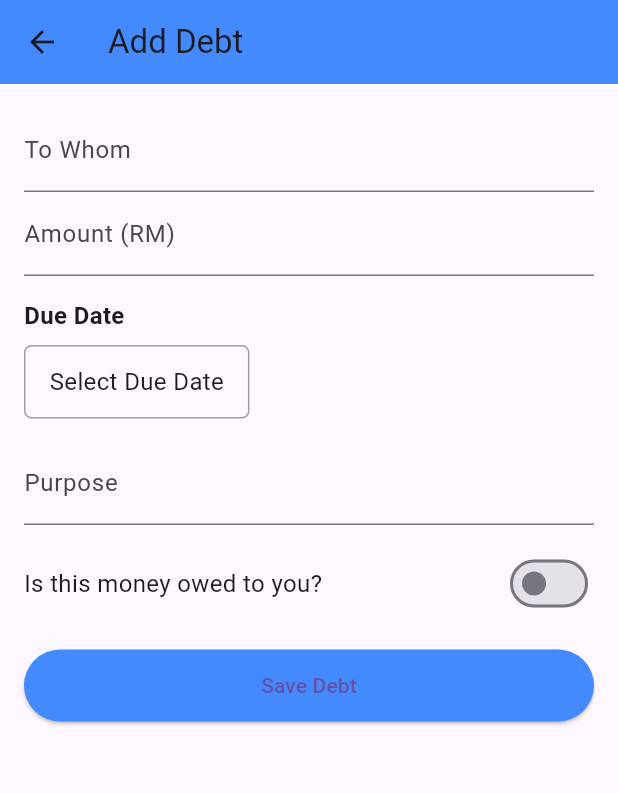
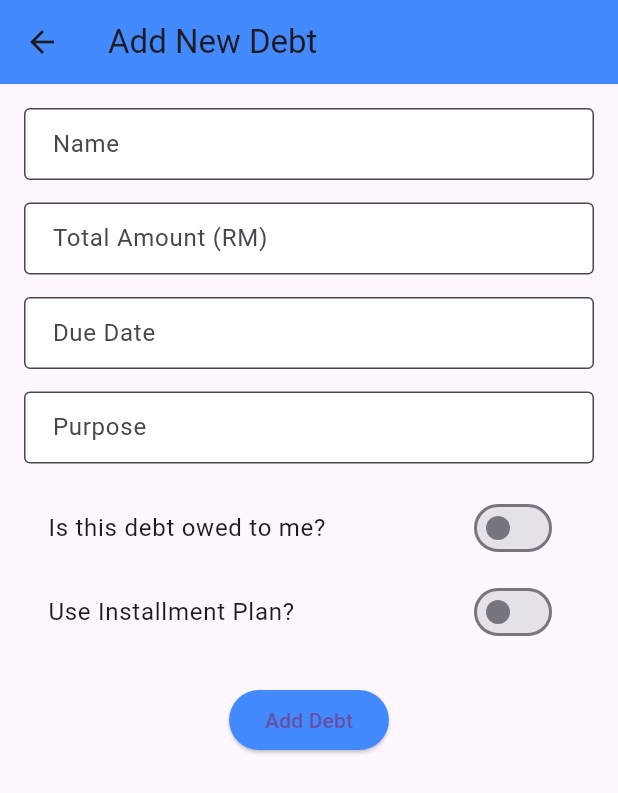
Before and after one commit to zulbiasa/debt_plus, a Flutter app: the AddDebtPage screen opened directly, on a phone screen of 412 x 824 dp. Shown: the top 793 px of the screen. Run offline on Flutter 3.47's test engine with Material 3 defaults, Android fonts, the phone set to English and light mode, and no system bars; our stand-ins replace fl_chart, hive, hive_flutter; accounts and stored records are empty.

Commit message:
second commit

```diff
--- a/lib/models/debt.dart
+++ b/lib/models/debt.dart
@@ -1,14 +1,16 @@
 import 'package:hive/hive.dart';
+
+import 'installment.dart';
 
 part 'debt.g.dart';
 
 @HiveType(typeId: 0)
-class Debt {
+class Debt extends HiveObject {
   @HiveField(0)
   String name;
 
   @HiveField(1)
-  double amount;
+  double amount; // The original total amount of the debt
 
   @HiveField(2)
   String dueDate;
@@ -16,11 +18,20 @@ class Debt {
   @HiveField(3)
   String purpose;
 
-  @HiveField(5)
+  @HiveField(4)
   bool isOwedToMe;
 
-  @HiveField(6)
+  @HiveField(5)
   bool isCompleted;
+
+  @HiveField(6, defaultValue: false)
+  bool isInstallment;
+
+  @HiveField(7)
+  List<Installment>? installments; // List of installment payments
+
+  @HiveField(8)
+  double paidAmount; // For flexible payments (how much has been paid)
 
   Debt({
     required this.name,
@@ -28,6 +39,11 @@ class Debt {
     required this.dueDate,
     required this.purpose,
     required this.isOwedToMe,
-    this.isCompleted = false,
+    required this.isCompleted,
+    this.isInstallment = false,
+    this.installments,
+    this.paidAmount = 0.0, // Default to 0
   });
+
+  double get remainingAmount => amount - paidAmount;
 }
--- /dev/null
+++ b/lib/models/installment.dart
@@ -0,0 +1,21 @@
+import 'package:hive/hive.dart';
+
+part 'installment.g.dart';
+
+@HiveType(typeId: 1)
+class Installment extends HiveObject {
+  @HiveField(0)
+  double amount;
+
+  @HiveField(1)
+  String dueDate;
+
+  @HiveField(2, defaultValue: false)
+  bool isPaid;
+
+  Installment({
+    required this.amount,
+    required this.dueDate,
+    this.isPaid = false,
+  });
+}
--- a/lib/screens/add_debt_page.dart
+++ b/lib/screens/add_debt_page.dart
@@ -1,7 +1,9 @@
 import 'package:flutter/material.dart';
 import 'package:hive/hive.dart';
+import '../main.dart';
+import '../models/debt.dart';
+import '../models/installment.dart';
 import 'package:intl/intl.dart';
-import '../models/debt.dart';
 
 class AddDebtPage extends StatefulWidget {
   @override
@@ -10,184 +12,237 @@ class AddDebtPage extends StatefulWidget {
 
 class _AddDebtPageState extends State<AddDebtPage> {
   final _formKey = GlobalKey<FormState>();
-  late Box<Debt> debtBox;
 
   final TextEditingController _nameController = TextEditingController();
   final TextEditingController _amountController = TextEditingController();
+  final TextEditingController _dueDateController = TextEditingController();
   final TextEditingController _purposeController = TextEditingController();
+  final TextEditingController _monthsController = TextEditingController();
 
-  DateTime? _selectedDate;
   bool _isOwedToMe = false;
+  bool _isInstallment = false;
+  List<Installment> _installments = [];
+  List<String> _suggestedNames = []; // Store name suggestions
 
-  List<String> _matchingNames = []; // Store filtered names
+  Future<void> _pickDueDate(BuildContext context) async {
+    DateTime? selectedDate = await showDatePicker(
+      context: context,
+      initialDate: DateTime.now(),
+      firstDate: DateTime(2000),
+      lastDate: DateTime(2100),
+    );
 
-  @override
-  void initState() {
-    super.initState();
-    _openBox();
-    _nameController.addListener(_filterNames); // Listen for name changes
+    if (selectedDate != null) {
+      setState(() {
+        _dueDateController.text = formatDate(selectedDate.toIso8601String());
+      });
+    }
   }
 
-  @override
-  void dispose() {
-    _nameController.removeListener(_filterNames);
-    _nameController.dispose();
-    _amountController.dispose();
-    _purposeController.dispose();
-    super.dispose();
-  }
-
-  void _openBox() async {
-    debtBox = await Hive.openBox<Debt>('debts');
-    setState(() {});
-  }
-
-  void _filterNames() {
-    final input = _nameController.text.toLowerCase();
-
+  void _fetchNameSuggestions(String input) {
     if (input.isEmpty) {
       setState(() {
-        _matchingNames = [];
+        _suggestedNames = [];
       });
       return;
     }
 
-    final pastNames = debtBox.values.map((debt) => debt.name).toSet().toList();
+    final debtBox = Hive.box<Debt>('debts');
+    final names = debtBox.values.map((debt) => debt.name).toSet().toList();
 
     setState(() {
-      _matchingNames = pastNames
-          .where((name) => name.toLowerCase().contains(input))
+      _suggestedNames = names
+          .where((name) => name.toLowerCase().startsWith(input.toLowerCase()))
           .toList();
     });
   }
 
-  Future<void> _pickDate(BuildContext context) async {
-    final DateTime? picked = await showDatePicker(
-      context: context,
-      initialDate: DateTime.now(),
-      firstDate: DateTime.now(),
-      lastDate: DateTime(2100),
-    );
-    if (picked != null) {
-      setState(() {
-        _selectedDate = picked;
-      });
-    }
+  void _generateInstallments(int months) {
+    _installments.clear();
+    if (months <= 0) return;
+
+    DateTime startDate = DateTime.now();
+
+    for (int i = 0; i < months; i++) {
+      DateTime dueDate = DateTime(startDate.year, startDate.month + i + 1, startDate.day);
+      _installments.add(Installment(amount: 0.0, dueDate: DateFormat('dd/MM/yyyy').format(dueDate)));
     }
 
-  void _addDebt() {
-    if (_formKey.currentState!.validate() && _selectedDate != null) {
+    setState(() {});
+  }
+
+  void _submitDebt() async {
+    if (_formKey.currentState!.validate()) {
+      double totalAmount = double.tryParse(_amountController.text) ?? 0.0;
+
       final newDebt = Debt(
         name: _nameController.text,
-        amount: double.parse(_amountController.text),
-        dueDate: DateFormat('dd MMM yyyy').format(_selectedDate!),
+        amount: totalAmount,
+        dueDate: _dueDateController.text,
         purpose: _purposeController.text,
         isOwedToMe: _isOwedToMe,
         isCompleted: false,
+        isInstallment: _isInstallment,
+        installments: _isInstallment ? _installments : null,
+        paidAmount: 0.0,
       );
 
-      debtBox.add(newDebt);
+      final debtBox = Hive.box<Debt>('debts');
+      await debtBox.add(newDebt);
+
       Navigator.pop(context);
     }
   }
 
+  Widget _buildTextField({
+    required String label,
+    required TextEditingController controller,
+    TextInputType keyboardType = TextInputType.text,
+    Function(String)? onChanged,
+    bool readOnly = false,
+    VoidCallback? onTap,
+  }) {
+    return Padding(
+      padding: const EdgeInsets.only(bottom: 15.0),
+      child: TextFormField(
+        controller: controller,
+        keyboardType: keyboardType,
+        onChanged: onChanged,
+        readOnly: readOnly,
+        onTap: onTap,
+        decoration: InputDecoration(
+          labelText: label,
+          border: OutlineInputBorder(),
+          filled: true,
+          fillColor: Colors.white,
+          contentPadding: EdgeInsets.symmetric(vertical: 10, horizontal: 15),
+        ),
+        validator: (value) => value!.isEmpty ? "Enter $label" : null,
+      ),
+    );
+  }
+
   @override
   Widget build(BuildContext context) {
-    return Scaffold(
+    return GestureDetector(
+      onTap: () {
+        FocusScope.of(context).unfocus();
+        setState(() {
+          _suggestedNames.clear();
+        });
+      },
+      child: Scaffold(
         appBar: AppBar(
-        title: Text("Add Debt"),
+          title: Text("Add New Debt"),
           backgroundColor: Colors.blueAccent,
         ),
         body: Padding(
           padding: const EdgeInsets.all(16.0),
           child: Form(
             key: _formKey,
+            child: SingleChildScrollView(
               child: Column(
                 crossAxisAlignment: CrossAxisAlignment.start,
                 children: [
-              TextFormField(
+                  // 📌 Autocomplete for Name
+                  _buildTextField(
+                    label: "Name",
                     controller: _nameController,
-                decoration: InputDecoration(
-                  labelText: "To Whom",
-                  suffixIcon: _matchingNames.isNotEmpty
-                      ? Icon(Icons.search, color: Colors.grey)
-                      : null,
+                    onChanged: _fetchNameSuggestions,
                   ),
-                validator: (value) => value!.isEmpty ? "Enter name" : null,
+                  if (_suggestedNames.isNotEmpty)
+                    Container(
+                      constraints: BoxConstraints(maxHeight: 200),
+                      margin: EdgeInsets.only(bottom: 10),
+                      decoration: BoxDecoration(
+                        border: Border.all(color: Colors.grey),
+                        borderRadius: BorderRadius.circular(5),
+                        color: Colors.white,
                       ),
-              if (_matchingNames.isNotEmpty)
-                Container(
-                  decoration: BoxDecoration(
-                    color: Colors.white,
-                    border: Border.all(color: Colors.grey),
-                  ),
-                  child: Column(
-                    children: _matchingNames.map((name) {
+                      child: ListView.builder(
+                        shrinkWrap: true,
+                        itemCount: _suggestedNames.length,
+                        itemBuilder: (context, index) {
                           return ListTile(
-                        title: Text(name),
+                            title: Text(_suggestedNames[index]),
                             onTap: () {
-                          _nameController.text = name;
                               setState(() {
-                            _matchingNames = [];
+                                _nameController.text = _suggestedNames[index];
+                                _suggestedNames.clear();
                               });
                             },
                           );
-                    }).toList(),
+                        },
                       ),
                     ),
-              TextFormField(
+
+                  _buildTextField(
+                    label: "Total Amount (RM)",
                     controller: _amountController,
                     keyboardType: TextInputType.number,
-                decoration: InputDecoration(labelText: "Amount (RM)"),
-                validator: (value) => value!.isEmpty ? "Enter amount" : null,
                   ),
-              SizedBox(height: 15),
-              Text("Due Date", style: TextStyle(fontSize: 16, fontWeight: FontWeight.bold)),
-              InkWell(
-                onTap: () => _pickDate(context),
-                child: Container(
-                  padding: EdgeInsets.symmetric(vertical: 12, horizontal: 16),
-                  margin: EdgeInsets.only(top: 8),
-                  decoration: BoxDecoration(
-                    border: Border.all(color: Colors.grey),
-                    borderRadius: BorderRadius.circular(5),
+
+                  _buildTextField(
+                    label: "Due Date",
+                    controller: _dueDateController,
+                    readOnly: true,
+                    onTap: () => _pickDueDate(context),
                   ),
-                  child: Text(
-                    _selectedDate == null ? "Select Due Date" : DateFormat('dd MMM yyyy').format(_selectedDate!),
-                    style: TextStyle(fontSize: 16),
+
+                  _buildTextField(
+                    label: "Purpose",
+                    controller: _purposeController,
                   ),
-                ),
-              ),
-              SizedBox(height: 15),
-              TextFormField(
-                controller: _purposeController,
-                decoration: InputDecoration(labelText: "Purpose"),
-                validator: (value) => value!.isEmpty ? "Enter purpose" : null,
-              ),
-              SizedBox(height: 15),
-              Row(
-                children: [
-                  Text("Is this money owed to you?", style: TextStyle(fontSize: 16)),
-                  Spacer(),
-                  Switch(
+
+                  SwitchListTile(
+                    title: Text("Is this debt owed to me?"),
                     value: _isOwedToMe,
-                    onChanged: (value) {
+                    onChanged: (bool value) {
                       setState(() {
                         _isOwedToMe = value;
                       });
                     },
                   ),
+
+                  SwitchListTile(
+                    title: Text("Use Installment Plan?"),
+                    value: _isInstallment,
+                    onChanged: (bool value) {
+                      setState(() {
+                        _isInstallment = value;
+                        if (!_isInstallment) _installments.clear();
+                      });
+                    },
+                  ),
+
+                  if (_isInstallment)
+                    Column(
+                      children: [
+                        _buildTextField(
+                          label: "Number of Months",
+                          controller: _monthsController,
+                          keyboardType: TextInputType.number,
+                          onChanged: (value) {
+                            int months = int.tryParse(value) ?? 0;
+                            _generateInstallments(months);
+                          },
+                        ),
+
+                        ..._installments.map((installment) {
+                          return ListTile(
+                            title: Text("Due Date: ${installment.dueDate}"),
+                          );
+                        }).toList(),
                       ],
                     ),
+
                   SizedBox(height: 20),
-              SizedBox(
-                width: double.infinity,
+                  Center(
                     child: ElevatedButton(
-                  onPressed: _addDebt,
-                  child: Text("Save Debt"),
+                      onPressed: _submitDebt,
+                      child: Text("Add Debt"),
                       style: ElevatedButton.styleFrom(
                         backgroundColor: Colors.blueAccent,
-                    padding: EdgeInsets.symmetric(vertical: 14),
                       ),
                     ),
                   ),
@@ -195,6 +250,8 @@ class _AddDebtPageState extends State<AddDebtPage> {
               ),
             ),
           ),
+        ),
+      ),
     );
   }
 }
--- a/lib/screens/current_debt_page.dart
+++ b/lib/screens/current_debt_page.dart
@@ -2,6 +2,7 @@ import 'package:flutter/material.dart';
 import 'package:hive_flutter/hive_flutter.dart';
 import '../models/debt.dart';
 import 'dashboard_page.dart';
+import 'pay_debt_page.dart';
 
 class CurrentDebtPage extends StatelessWidget {
   final DashboardPageState dashboardPageState;
@@ -25,8 +26,8 @@ class CurrentDebtPage extends StatelessWidget {
 
         final debtsByDate = <String, List<Debt>>{};
         for (var debt in activeDebts) {
-          if (debt.dueDate != null) {
-            debtsByDate.putIfAbsent(debt.dueDate!, () => []).add(debt);
+          if (debt.dueDate.isNotEmpty) {
+            debtsByDate.putIfAbsent(debt.dueDate, () => []).add(debt);
           } else {
             debtsByDate.putIfAbsent("No Due Date", () => []).add(debt);
           }
@@ -65,9 +66,8 @@ class CurrentDebtPage extends StatelessWidget {
 
                     return Dismissible(
                       key: Key(debtKey.toString()),
-                      direction: DismissDirection.startToEnd, // Swipe left to right
+                      direction: DismissDirection.startToEnd,
                       onDismissed: (direction) {
-                        // Mark as settled and update Hive
                         final updatedDebt = Debt(
                           name: debt.name,
                           amount: debt.amount,
@@ -84,7 +84,7 @@ class CurrentDebtPage extends StatelessWidget {
                         color: Colors.green,
                         child: Icon(Icons.check, color: Colors.white, size: 32),
                       ),
-                      child: dashboardPageState.debtCard(debt, debtKey),
+                      child: dashboardPageState.debtCard(debt, debtKey, context),
                     );
                   },
                 ),
--- a/lib/screens/past_debt_page.dart
+++ b/lib/screens/past_debt_page.dart
@@ -1,4 +1,3 @@
-import 'package:flutter/material.dart';
 import 'package:flutter/material.dart';
 import 'package:hive_flutter/hive_flutter.dart';
 import '../models/debt.dart';
@@ -11,43 +10,29 @@ class PastDebtPage extends StatelessWidget {
 
   @override
   Widget build(BuildContext context) {
-    return ValueListenableBuilder( // No Expanded here
+    return ValueListenableBuilder(
       valueListenable: Hive.box<Debt>('debts').listenable(),
       builder: (context, Box<Debt> box, _) {
-        if (!box.isOpen) { // 🛠️ Check if box is open
-          return Center(child: Text("Database Error: Box not opened.")); // Handle error
+        if (!box.isOpen) {
+          return Center(child: Text("Database Error: Box not opened."));
         }
 
-        final pastDebts = box.values
-            .where((debt) => debt.isCompleted)
-            .toList();
+        final pastDebts = box.values.where((debt) => debt.isCompleted).toList();
 
         if (pastDebts.isEmpty) {
           return Center(child: Text("No past debts."));
         }
 
-        // 1. Group debts by due date
         final debtsByDate = <String, List<Debt>>{};
         for (var debt in pastDebts) {
-          if (debt.dueDate != null) {
-            if (!debtsByDate.containsKey(debt.dueDate)) {
-              debtsByDate[debt.dueDate!] = [];
-            }
-            debtsByDate[debt.dueDate!]!.add(debt);
-          } else {
-            if (!debtsByDate.containsKey("No Due Date")) {
-              debtsByDate["No Due Date"] = [];
-            }
-            debtsByDate["No Due Date"]!.add(debt);
-          }
+          final dateKey = debt.dueDate ?? "No Due Date";
+          debtsByDate.putIfAbsent(dateKey, () => []).add(debt);
         }
 
-        // 2. Display sections with date headers and debt cards
         return ListView.builder(
           itemCount: debtsByDate.length,
           itemBuilder: (context, index) {
-            final dueDates = debtsByDate.keys.toList();
-            final dueDate = dueDates[index];
+            final dueDate = debtsByDate.keys.elementAt(index);
             final debtsForDate = debtsByDate[dueDate]!;
 
             return Column(
@@ -56,7 +41,7 @@ class PastDebtPage extends StatelessWidget {
                 Padding(
                   padding: const EdgeInsets.only(top: 15.0, left: 8.0, bottom: 8.0),
                   child: Text(
-                    dueDate, // Section header is the due date
+                    dueDate,
                     style: TextStyle(fontSize: 16, fontWeight: FontWeight.bold, color: Colors.grey[700]),
                   ),
                 ),
@@ -66,13 +51,13 @@ class PastDebtPage extends StatelessWidget {
                   itemCount: debtsForDate.length,
                   itemBuilder: (context, debtIndex) {
                     final debt = debtsForDate[debtIndex];
-                    dynamic debtKey;
-                    box.keys.forEach((key) {
-                      if (box.get(key) == debt) {
-                        debtKey = key;
-                      }
-                    });
-                    return dashboardPageState.debtCard(debt, debtKey, isPastDebt: true);
+
+                    // 🔹 Efficiently retrieve key
+                    final debtKey = box.keyAt(box.values.toList().indexOf(debt));
+
+                    return dashboardPageState.debtCard(debt, debtKey, context, isPastDebt: true);
+
+
                   },
                 ),
               ],
```
Also changed, not shown: lib/main.dart (+13 -1 lines), lib/models/payment.dart (added, +17 -0 lines), lib/screens/analytics_page.dart (added, +182 -0 lines), lib/screens/dashboard_page.dart (+33 -8 lines), lib/screens/pay_debt_page.dart (added, +70 -0 lines), lib/models/debt.g.dart, lib/models/installment.g.dart (added), lib/models/payment.g.dart (added). Lines whose indentation alone changed are shown as unchanged.
